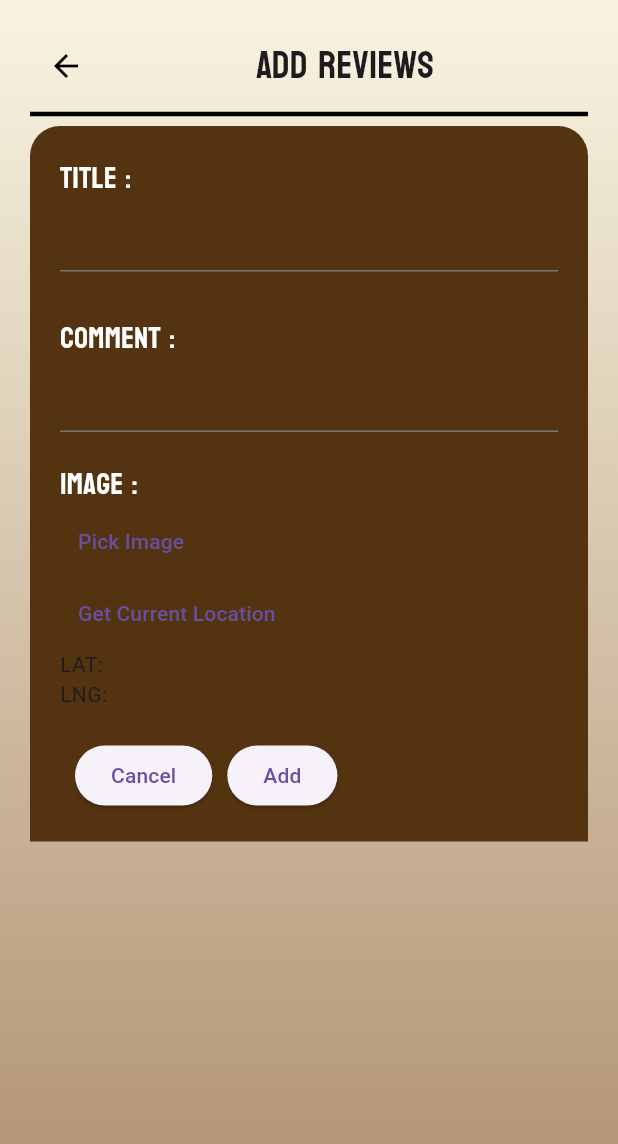
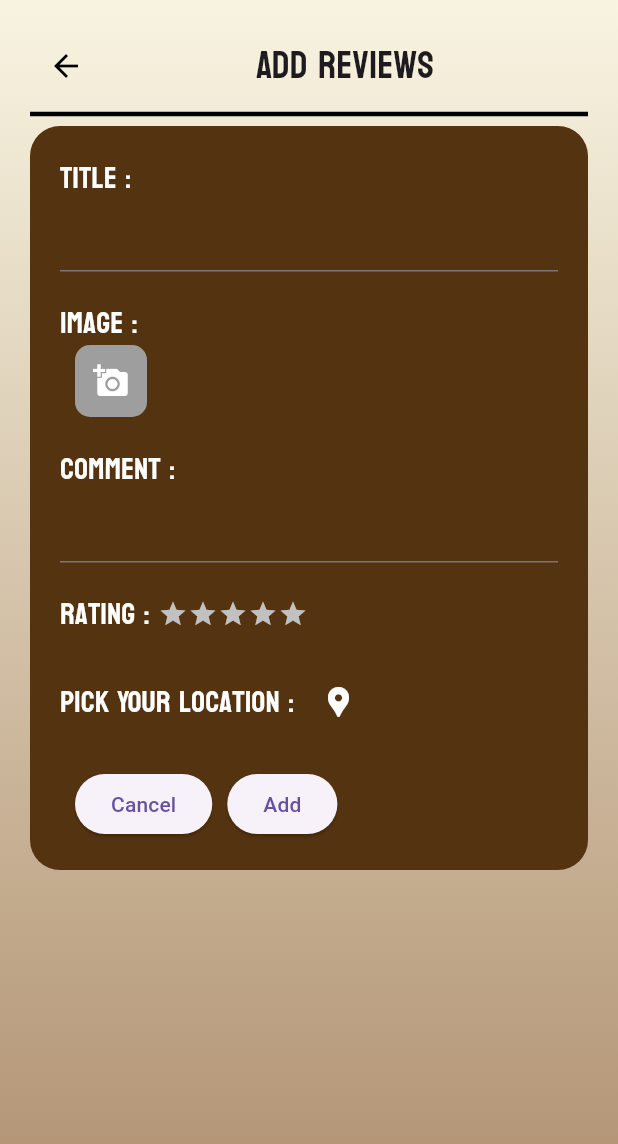
Before and after one commit to chrstyy/TuneMix_, a Flutter app: the ReviewEditScreen screen opened by its route, on a phone screen of 412 x 824 dp. Shown: the top 1144 px of the screen. Run offline on Flutter 3.47's test engine with Material 3 defaults, Android fonts, the phone set to English and light mode, and no system bars; drawn by our look-alikes of flutter_rating_bar; our stand-ins replace cloud_firestore, firebase_auth, firebase_core, firebase_storage, geolocator, google_maps_flutter and 5 more; accounts and stored records are empty.

Commit message:
review tggl loc

```diff
--- a/lib/main.dart
+++ b/lib/main.dart
@@ -32,7 +32,7 @@ class MyApp extends StatelessWidget {
         primarySwatch: Colors.blue,
       ),
       debugShowCheckedModeBanner: false,
-      initialRoute: '/home_adm',
+      initialRoute: '/review',
       routes: {
         '/': (context) => const LandingScreen(),
         '/landing': (context) => const LandingScreen(),
--- a/lib/models/review.dart
+++ b/lib/models/review.dart
@@ -5,6 +5,7 @@ class Review {
   final String title;
   final String comment;
   String? imageUrl;
+  String? location;
   double? latitude;
   double? longitude;
   double? rating;
@@ -16,6 +17,7 @@ class Review {
     required this.title,
     required this.comment,
     this.imageUrl,
+    this.location,
     this.latitude,
     this.longitude,
     this.rating,
@@ -25,11 +27,14 @@ class Review {
 
   factory Review.fromDocument(DocumentSnapshot doc) {
     Map<String, dynamic> data = doc.data() as Map<String, dynamic>;
+    // Jika imageUrls tidak ada dalam dokumen, setel ke null
+
     return Review(
       id: doc.id,
       title: data['title'],
       comment: data['comment'],
       imageUrl: data['image_url'],
+      location: data['location'],
       latitude: data['latitude'] as double,
       longitude: data['longitude'] as double,
       rating: data['rating'] as double,
@@ -42,7 +47,9 @@ class Review {
     return {
       'title': title,
       'comment': comment,
-      'image_url': imageUrl,
+      'image_url':
+          imageUrl, // Menggunakan image_urls untuk menyimpan daftar URL gambar
+      'location': location,
       'latitude': latitude,
       'longitude': longitude,
       'rating': rating,
--- a/lib/screens/review_edit_screen.dart
+++ b/lib/screens/review_edit_screen.dart
@@ -1,14 +1,19 @@
 import 'dart:io';
+import 'package:cloud_firestore/cloud_firestore.dart';
 import 'package:flutter/material.dart';
+import 'package:flutter_rating_bar/flutter_rating_bar.dart';
 import 'package:geolocator/geolocator.dart';
+import 'package:google_maps_flutter/google_maps_flutter.dart';
 import 'package:gracieusgalerij/models/review.dart';
+import 'package:gracieusgalerij/screens/pick_location.dart';
 import 'package:gracieusgalerij/services/location_services.dart';
 import 'package:gracieusgalerij/services/review_services.dart';
 import 'package:image_picker/image_picker.dart';
 
 class ReviewEditScreen extends StatefulWidget {
+  const ReviewEditScreen({super.key, this.review, this.initialLocation});
   final Review? review;
-  const ReviewEditScreen({super.key, this.review});
+  final String? initialLocation;
 
   @override
   State<ReviewEditScreen> createState() => _ReviewEditScreenState();
@@ -19,6 +24,8 @@ class _ReviewEditScreenState extends State<ReviewEditScreen> {
   final TextEditingController _commentController = TextEditingController();
   File? _imageFile;
   Position? _currentPosition;
+  double? _rating = 0.0;
+  String pickedLocation = '';
 
   @override
   void initState() {
@@ -26,6 +33,10 @@ class _ReviewEditScreenState extends State<ReviewEditScreen> {
     if (widget.review != null) {
       _titleController.text = widget.review!.title;
       _commentController.text = widget.review!.comment;
+      _rating = widget.review!.rating ?? 0;
+      pickedLocation = widget.review!.location ?? '';
+    } else {
+      pickedLocation = widget.initialLocation ?? '';
     }
   }
 
@@ -40,11 +51,17 @@ class _ReviewEditScreenState extends State<ReviewEditScreen> {
   }
 
   Future<void> _pickLocation() async {
-    final currentPosition = await LocationService.getCurrentPosition();
+    final LatLng? selectedLocation = await Navigator.of(context).push(
+      MaterialPageRoute(builder: (context) => LocationPicker()),
+    );
 
+    if (selectedLocation != null) {
       setState(() {
-      _currentPosition = currentPosition;
+        pickedLocation =
+            '(${selectedLocation.latitude}, ${selectedLocation.longitude})';
       });
+      Navigator.pop(context, pickedLocation);
+    }
   }
 
   @override
@@ -104,9 +121,8 @@ class _ReviewEditScreenState extends State<ReviewEditScreen> {
                   width: double.infinity,
                   decoration: const BoxDecoration(
                     color: Color.fromARGB(255, 84, 51, 16),
-                    borderRadius: BorderRadius.only(
-                      topLeft: Radius.circular(20),
-                      topRight: Radius.circular(20),
+                    borderRadius: BorderRadius.all(
+                      Radius.circular(20),
                     ),
                   ),
                   child: Padding(
@@ -131,8 +147,67 @@ class _ReviewEditScreenState extends State<ReviewEditScreen> {
                             color: Colors.white,
                           ),
                         ),
-                        const SizedBox(height: 10),
-
+                        const Padding(
+                          padding: EdgeInsets.only(top: 20),
+                          child: Text(
+                            'Image : ',
+                            textAlign: TextAlign.start,
+                            style: TextStyle(
+                              fontFamily: 'Bayon',
+                              fontSize: 20,
+                              color: Colors.white,
+                            ),
+                          ),
+                        ),
+                        Row(
+                          children: [
+                            _imageFile != null
+                                ? Container(
+                                    width: 100,
+                                    height: 100,
+                                    decoration: BoxDecoration(
+                                      borderRadius: BorderRadius.circular(10),
+                                      image: DecorationImage(
+                                        image: FileImage(_imageFile!),
+                                        fit: BoxFit.cover,
+                                      ),
+                                    ),
+                                  )
+                                : (widget.review?.imageUrl != null &&
+                                        Uri.parse(widget.review!.imageUrl!)
+                                            .isAbsolute
+                                    ? Container(
+                                        width: 100,
+                                        height: 100,
+                                        decoration: BoxDecoration(
+                                          borderRadius:
+                                              BorderRadius.circular(10),
+                                          image: DecorationImage(
+                                            image: NetworkImage(
+                                                widget.review!.imageUrl!),
+                                            fit: BoxFit.cover,
+                                          ),
+                                        ),
+                                      )
+                                    : Container()),
+                            Padding(
+                              padding: const EdgeInsets.only(left: 10),
+                              child: Container(
+                                decoration: BoxDecoration(
+                                  color: Colors.grey,
+                                  borderRadius: BorderRadius.circular(10),
+                                ),
+                                child: IconButton(
+                                  onPressed: _pickImage,
+                                  icon: const Icon(
+                                    Icons.add_a_photo,
+                                    color: Colors.white,
+                                  ),
+                                ),
+                              ),
+                            ),
+                          ],
+                        ),
                         const Padding(
                           padding: EdgeInsets.only(top: 20),
                           child: Text(
@@ -153,10 +228,12 @@ class _ReviewEditScreenState extends State<ReviewEditScreen> {
                             color: Colors.white,
                           ),
                         ),
-                        const Padding(
-                          padding: EdgeInsets.only(top: 20),
-                          child: Text(
-                            'Image : ',
+                        Padding(
+                          padding: const EdgeInsets.only(top: 20),
+                          child: Row(
+                            children: [
+                              const Text(
+                                'Rating : ',
                                 textAlign: TextAlign.start,
                                 style: TextStyle(
                                   fontFamily: 'Bayon',
@@ -164,33 +241,62 @@ class _ReviewEditScreenState extends State<ReviewEditScreen> {
                                   color: Colors.white,
                                 ),
                               ),
+                              RatingBar.builder(
+                                initialRating: _rating ?? 0,
+                                minRating: 1,
+                                direction: Axis.horizontal,
+                                allowHalfRating: true,
+                                itemCount: 5,
+                                itemSize: 20,
+                                itemBuilder: (context, _) => const Icon(
+                                  Icons.star,
+                                  color: Color.fromARGB(255, 235, 177, 0),
                                 ),
-                        _imageFile != null
-                            ? AspectRatio(
-                                aspectRatio: 16 / 9,
-                                child:
-                                    Image.file(_imageFile!, fit: BoxFit.cover),
-                              )
-                            : (widget.review?.imageUrl != null &&
-                                    Uri.parse(widget.review!.imageUrl!)
-                                        .isAbsolute
-                                ? Image.network(widget.review!.imageUrl!,
-                                    fit: BoxFit.cover)
-                                : Container()),
-                        TextButton(
-                          onPressed: _pickImage,
-                          child: const Text(
-                            'Pick Image',
+                                unratedColor:
+                                    const Color.fromARGB(255, 193, 193, 193),
+                                onRatingUpdate: (rating) {
+                                  setState(() {
+                                    _rating = rating;
+                                  });
+                                },
+                              ),
+                            ],
                           ),
                         ),
-                        TextButton(
+                        Padding(
+                          padding: const EdgeInsets.only(top: 20),
+                          child: Row(
+                            children: [
+                              const Text(
+                                'Pick Your Location : ',
+                                textAlign: TextAlign.start,
+                                style: TextStyle(
+                                  fontFamily: 'Bayon',
+                                  fontSize: 20,
+                                  color: Colors.white,
+                                ),
+                              ),
+                              IconButton(
                                 onPressed: _pickLocation,
-                          child: const Text('Get Current Location'),
+                                icon: const Icon(
+                                  Icons.location_pin,
+                                  color: Colors.white,
                                 ),
-                        Text('LAT: ${_currentPosition?.latitude ?? ""}'),
-                        Text('LNG: ${_currentPosition?.longitude ?? ""}'),
-                        // Text('ADDRESS: ${_currentAddress ?? ""}'),
-
+                              ),
+                              Expanded(
+                                child: Text(
+                                  pickedLocation,
+                                  style: const TextStyle(
+                                    fontFamily: 'Readex Pro',
+                                    fontSize: 10,
+                                    color: Colors.white,
+                                  ),
+                                  overflow: TextOverflow.ellipsis,
+                                ),
+                              ),
+                            ],
+                          ),
+                        ),
                         const SizedBox(
                           height: 20,
                         ),
@@ -220,18 +326,17 @@ class _ReviewEditScreenState extends State<ReviewEditScreen> {
                                   title: _titleController.text,
                                   comment: _commentController.text,
                                   imageUrl: imageUrl,
+                                  rating: _rating,
+                                  location: pickedLocation,
                                   latitude: _currentPosition?.latitude,
                                   longitude: _currentPosition?.longitude,
                                   createdAt: widget.review?.createdAt,
                                 );
 
                                 if (widget.review == null) {
-                                  ReviewService.addReview(review).whenComplete(
-                                      () => Navigator.of(context).pop());
+                                  await ReviewService.addReview(review);
                                 } else {
-                                  ReviewService.updateReview(review)
-                                      .whenComplete(
-                                          () => Navigator.of(context).pop());
+                                  await ReviewService.updateReview(review);
                                 }
                               },
                               child: Text(
--- a/lib/screens/review_list_screen.dart
+++ b/lib/screens/review_list_screen.dart
@@ -145,28 +145,14 @@ class ReviewList extends StatefulWidget {
   final String profileImageUrl;
 
   const ReviewList(
-      {Key? key, required this.userName, required this.profileImageUrl})
-      : super(key: key);
+      {super.key, required this.userName, required this.profileImageUrl});
 
   @override
   State<ReviewList> createState() => _ReviewListState();
 }
 
 class _ReviewListState extends State<ReviewList> {
-  String pickedLocation = 'Pick location...';
-
-  Future<void> _pickLocation() async {
-    final LatLng? selectedLocation = await Navigator.of(context).push(
-      MaterialPageRoute(builder: (context) => LocationPicker()),
-    );
-
-    if (selectedLocation != null) {
-      setState(() {
-        pickedLocation =
-            '(${selectedLocation.latitude}, ${selectedLocation.longitude})';
-      });
-    }
-  }
+  String pickedLocation = '';
 
   String _formatTimestamp(Timestamp timestamp) {
     DateTime dateTime = timestamp.toDate();
@@ -257,8 +243,7 @@ class _ReviewListState extends State<ReviewList> {
                                           color: Colors.black,
                                         ),
                                       ),
-                                      InkWell(
-                                        child: Row(
+                                      Row(
                                         children: [
                                           const Icon(
                                             Icons.location_pin,
@@ -277,8 +262,6 @@ class _ReviewListState extends State<ReviewList> {
                                             ),
                                           ),
                                         ],
-                                        ),
-                                        onTap: _pickLocation,
                                       ),
                                     ],
                                   ),
@@ -348,22 +331,16 @@ class _ReviewListState extends State<ReviewList> {
                                       ],
                                     ),
                                     const SizedBox(height: 5),
-                                    RatingBar.builder(
-                                      initialRating: document.rating ?? 0,
-                                      minRating: 1,
+                                    RatingBarIndicator(
+                                      rating: document.rating ?? 0,
+                                      itemBuilder: (context, index) =>
+                                          const Icon(
+                                        Icons.star,
+                                        color: Colors.amber,
+                                      ),
+                                      itemCount: 5,
+                                      itemSize: 20.0,
                                       direction: Axis.horizontal,
-                                      allowHalfRating: true,
-                                      itemCount: 5,
-                                      itemSize: 20,
-                                      itemBuilder: (context, _) => const Icon(
-                                        Icons.star,
-                                        color: Color.fromARGB(255, 235, 177, 0),
-                                      ),
-                                      unratedColor:
-                                          Color.fromARGB(255, 193, 193, 193),
-                                      onRatingUpdate: (rating) {
-                                        print(rating);
-                                      },
                                     ),
                                   ],
                                 ),
@@ -389,6 +366,7 @@ class _ReviewListState extends State<ReviewList> {
                                 ),
                               )
                             : Container(),
+                        const SizedBox(height: 10),
                         Text(
                           document.comment,
                           style: const TextStyle(
--- a/lib/services/review_services.dart
+++ b/lib/services/review_services.dart
@@ -37,6 +37,7 @@ class ReviewService {
       'title': reviews.title,
       'comment': reviews.comment,
       'image_url': reviews.imageUrl,
+      'rating': reviews.rating,
       'created_at': FieldValue.serverTimestamp(),
       'updated_at': FieldValue.serverTimestamp(),
     };
@@ -48,6 +49,7 @@ class ReviewService {
       'title': reviews.title,
       'comment': reviews.comment,
       'image_url': reviews.imageUrl,
+      'rating': reviews.rating,
       'created_at': reviews.createdAt,
       'updated_at': FieldValue.serverTimestamp(),
     };
@@ -72,6 +74,7 @@ class ReviewService {
           title: data['title'],
           comment: data['comment'],
           imageUrl: data['image_url'],
+          rating: data['rating'] ?? 0.0,
           createdAt: data['created_at'] != null
               ? data['created_at'] as Timestamp
               : null,
```
Lines whose indentation alone changed are shown as unchanged.
